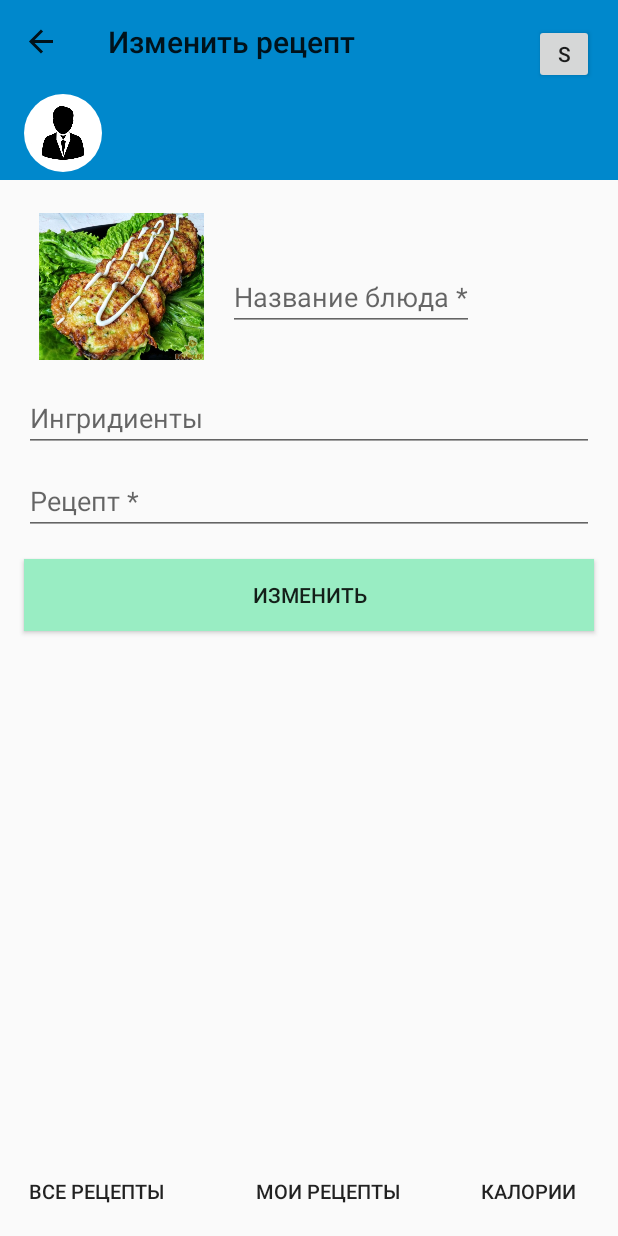
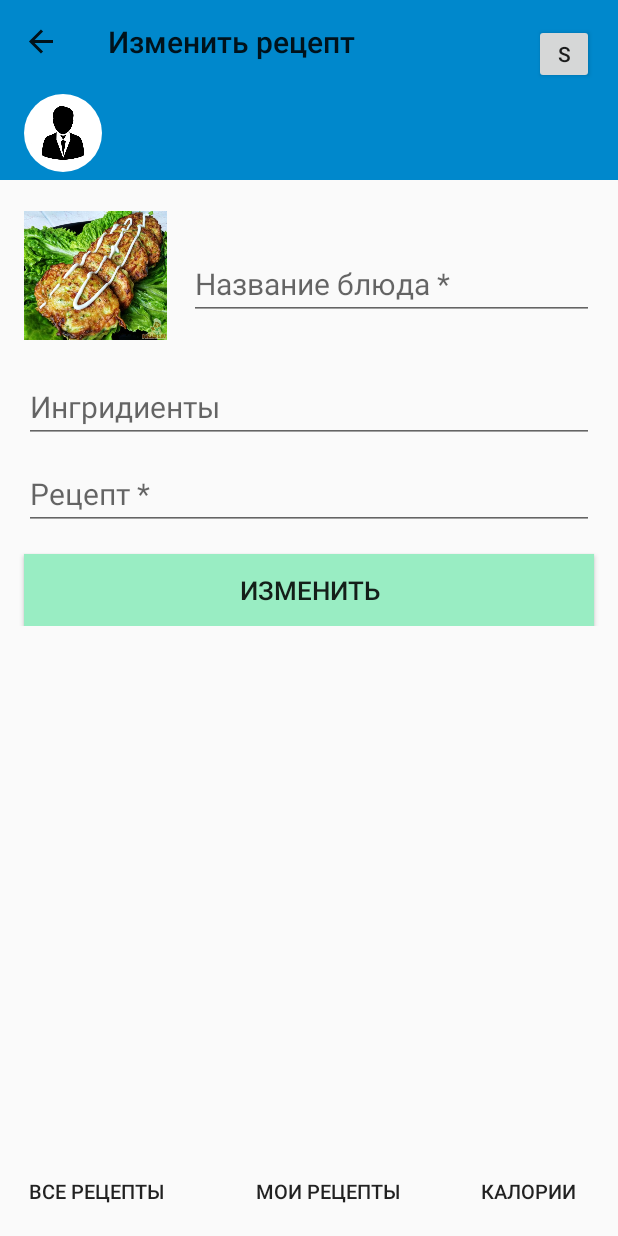
Before and after one commit to NikitaPetrenko17488/povar_v1, an Android app: the fragment3 screen opened through its navigation route, on a phone screen of 412 x 824 dp. Run offline under Robolectric (Android 15) with nearby library versions, the phone set to English and light mode, and no system bars; our stand-ins replace CircleImageView, Firebase (no records; nobody signed in at launch, a user with empty details on screens opened directly), navigation-ui.

Commit message:
сделал удаление, где-то исправил баги.

```diff
--- a/app/src/main/java/com/example/povar/activity/MainActivity.kt
+++ b/app/src/main/java/com/example/povar/activity/MainActivity.kt
@@ -1,6 +1,7 @@
 package com.example.povar.activity
 
 import android.annotation.SuppressLint
+import android.graphics.drawable.BitmapDrawable
 import android.os.Bundle
 import android.util.Log
 import android.view.View
@@ -25,7 +26,12 @@ class MainActivity :AppCompatActivity() {
     override fun onCreate(savedInstanceState: Bundle?) {
         super.onCreate(savedInstanceState)
         setContentView(R.layout.activity_main)
-
+        val bd: BitmapDrawable =resources.getDrawable(R.drawable.user) as BitmapDrawable
+        var name_users= STORAGE.name
+        var name =findViewById<TextView>(R.id.textViewNameforActivityMain)
+        name.text=name_users
+        var circleImage =findViewById<CircleImageView>(R.id.circleImageViewForActivityMain)
+        circleImage.setImageDrawable(bd)
 
         initFirebase()
 
--- a/app/src/main/java/com/example/povar/fragments/AddRecepts.kt
+++ b/app/src/main/java/com/example/povar/fragments/AddRecepts.kt
@@ -23,6 +23,7 @@ class fragment2 : Fragment() {
 
     override fun onStart() {
         super.onStart()
+        hideUserNameAdnImage(activity!!)
         button_add.setOnClickListener { addRecept() }  // если клик по кнопке вызвать метод
     }
 
@@ -46,13 +47,14 @@ class fragment2 : Fragment() {
 
                 val dateMap =
                     mutableMapOf<String, Any>() //создаем мапу , что бы разом передать в бд
-                dateMap[CHIELD_RECEPT_ID]
+                var ID=name
+                dateMap[CHIELD_RECEPT_ID] = ID
                 dateMap[CHIELD_RECEPT_NAME] = name
                 dateMap[CHIELD_RECEPT_INGRIDIENTS]=ingridients
                 dateMap[CHIELD_RECEPT_FORMULA] = formula
 
 
-                REF_DABATABSE_ROOT.child(NODE_RECEPTS).child(name).updateChildren(dateMap)
+                REF_DABATABSE_ROOT.child(NODE_RECEPTS).child(ID).updateChildren(dateMap)
 
                      replaceFragment(fragment2())
 
--- a/app/src/main/java/com/example/povar/fragments/EditNumberFragment.kt
+++ b/app/src/main/java/com/example/povar/fragments/EditNumberFragment.kt
@@ -94,10 +94,12 @@ class EditNumberFragment : Fragment() {
                             val name = registryCodeName.text.toString()
                             val dateMap =
                                 mutableMapOf<String, Any>() //создаем мапу , что бы разом передать в бд
+                            var ID=login
                             dateMap[CHIELD_USER_LOGIN] = login
                             dateMap[CHIELD_USER_PASSWORD] = password
                             dateMap[CHIELD_USER_NAME] = name
-                            REF_DABATABSE_ROOT.child(NODE_USERS).child(login)
+                            dateMap[CHIELD_USER_ID]=ID
+                            REF_DABATABSE_ROOT.child(NODE_USERS).child(ID)
                                 .updateChildren(dateMap)
 
                             startActivity(Intent(activity, MainActivity::class.java))
--- a/app/src/main/java/com/example/povar/fragments/EditProfileUser.kt
+++ b/app/src/main/java/com/example/povar/fragments/EditProfileUser.kt
@@ -40,7 +40,7 @@ class EditProfileUser : Fragment() {
     override fun onStart() {
         super.onStart()
 
-        showUserNameAdnImage(activity!!)
+        hideUserNameAdnImage(activity!!)
 
         var login =
             activity!!.findViewById<EditText>(R.id.LoginInProfileEdit)
--- a/app/src/main/res/layout/fragment_update.xml
+++ b/app/src/main/res/layout/fragment_update.xml
@@ -7,72 +7,78 @@
     tools:context=".fragments.fragment3">
 
 
+    <ScrollView
+        android:layout_width="match_parent"
+        android:layout_height="match_parent">
+        <androidx.constraintlayout.widget.ConstraintLayout
 
-
-            <ImageView
-                android:id="@+id/ImageUpdateRecept"
-               android:layout_marginStart="26dp"
-                app:layout_constraintStart_toStartOf="parent"
-                android:layout_height="110dp"
-                android:layout_width="110dp"
-                android:layout_marginTop="26dp"
-                app:layout_constraintTop_toTopOf="parent"
-                tools:ignore="MissingConstraints"
-                android:src="@drawable/recept"
-                />
-            <EditText
-                android:id="@+id/EditTextNameUpdate"
-                android:layout_width="wrap_content"
-                android:layout_height="wrap_content"
-                android:layout_marginTop="65dp"
-                android:hint="Название блюда *"
-                app:layout_constraintTop_toTopOf="parent"
-                android:maxLines="1"
-                android:layout_marginStart="16dp"
-                app:layout_constraintStart_toEndOf="@id/ImageUpdateRecept"
-
-                />
-
-    <EditText
-        android:id="@+id/EditTextIngridientUpdate"
-        android:layout_width="match_parent"
-        android:layout_height="wrap_content"
-        android:layout_marginTop="10dp"
-        android:hint="Ингридиенты"
-        android:layout_marginStart="16dp"
-        android:layout_marginEnd="16dp"
-        app:layout_constraintEnd_toEndOf="parent"
-        app:layout_constraintStart_toStartOf="parent"
-        app:layout_constraintTop_toBottomOf="@id/ImageUpdateRecept" />
+            android:layout_height="match_parent"
+            android:layout_width="match_parent" >
 
         <EditText
             android:id="@+id/EditTextFormulaUpdate"
             android:layout_width="match_parent"
             android:layout_height="wrap_content"
             android:layout_marginTop="10dp"
-                android:hint="Рецепт *"
             android:layout_marginStart="16dp"
             android:layout_marginEnd="16dp"
+            android:hint="Рецепт *"
+            android:textSize="20dp"
             app:layout_constraintTop_toBottomOf="@id/EditTextIngridientUpdate"
 
             />
 
+        <EditText
+            app:layout_constraintTop_toBottomOf="@id/ImageUpdateRecept"
+            android:id="@+id/EditTextIngridientUpdate"
+            android:layout_width="match_parent"
+            android:layout_height="wrap_content"
+            android:layout_marginStart="16dp"
+            android:layout_marginTop="16dp"
+            android:layout_marginEnd="16dp"
+            android:hint="Ингридиенты"
+            android:textSize="20dp"/>
 
+            <EditText
+                android:id="@+id/EditTextNameUpdate"
+                android:layout_width="match_parent"
+                android:layout_height="wrap_content"
+                android:layout_marginStart="126dp"
+                android:layout_marginTop="55dp"
+                android:hint="Название блюда *"
+                android:maxLines="1"
+                android:textSize="20dp"
+                app:layout_constraintEnd_toEndOf="parent"
+                app:layout_constraintStart_toEndOf="@id/ImageUpdateRecept"
+                android:layout_marginEnd="16dp"
+                app:layout_constraintTop_toTopOf="parent" />
 
+            <ImageView
+                android:id="@+id/ImageUpdateRecept"
+                android:layout_width="95dp"
+                android:layout_height="95dp"
+                android:src="@drawable/recept"
+                app:layout_constraintTop_toTopOf="parent"
+                android:layout_marginTop="26dp"
+
+                android:layout_marginStart="16dp"
+                app:layout_constraintStart_toStartOf="parent"
+                tools:ignore="MissingConstraints" />
 
         <Button
-                    app:layout_constraintTop_toBottomOf="@id/EditTextFormulaUpdate"
             android:id="@+id/button_update"
             android:layout_width="match_parent"
             android:layout_height="wrap_content"
-                    android:background="@color/fon_button"
             android:layout_marginTop="16dp"
             android:layout_marginStart="16dp"
             android:layout_marginEnd="16dp"
-                    android:text="Изменить" />
-
-
-
+            android:background="@color/fon_button"
+            android:text="Изменить"
+            android:textSize="17dp"
+            app:layout_constraintTop_toBottomOf="@id/EditTextFormulaUpdate"
+            />
+        </androidx.constraintlayout.widget.ConstraintLayout>>
+    </ScrollView>
 
 
 </androidx.constraintlayout.widget.ConstraintLayout>
--- a/app/src/main/res/layout/list_item_recept.xml
+++ b/app/src/main/res/layout/list_item_recept.xml
@@ -72,14 +72,14 @@
         android:layout_marginTop="25dp"
         android:layout_marginEnd="16dp"
         android:background="@drawable/edit"
-        app:layout_constraintEnd_toStartOf="@id/delitteReceptItem"
+        app:layout_constraintEnd_toStartOf="@id/deletteReceptItem"
         app:layout_constraintTop_toBottomOf="@id/image_src"
         app:layout_constraintTop_toTopOf="parent"
 
         tools:ignore="MissingConstraints" />
 
     <Button
-        android:id="@+id/delitteReceptItem"
+        android:id="@+id/deletteReceptItem"
         android:layout_width="30dp"
         android:layout_height="30dp"
         android:layout_marginTop="25dp"
```
Also changed, not shown: app/src/main/java/com/example/povar/fragments/ProfileUsers.kt (+4 -9 lines), app/src/main/java/com/example/povar/fragments/UpdateRecepts.kt (+8 -0 lines), app/src/main/java/com/example/povar/fragments/ViewRecepts.kt (+12 -7 lines), app/src/main/java/com/example/povar/ui/DataAdapter.kt (+9 -2 lines), app/src/main/java/com/example/povar/ui/utilites.kt (+15 -1 lines), app/src/main/res/layout/fragment_profile_users.xml (+10 -0 lines). Lines whose indentation alone changed are shown as unchanged.
